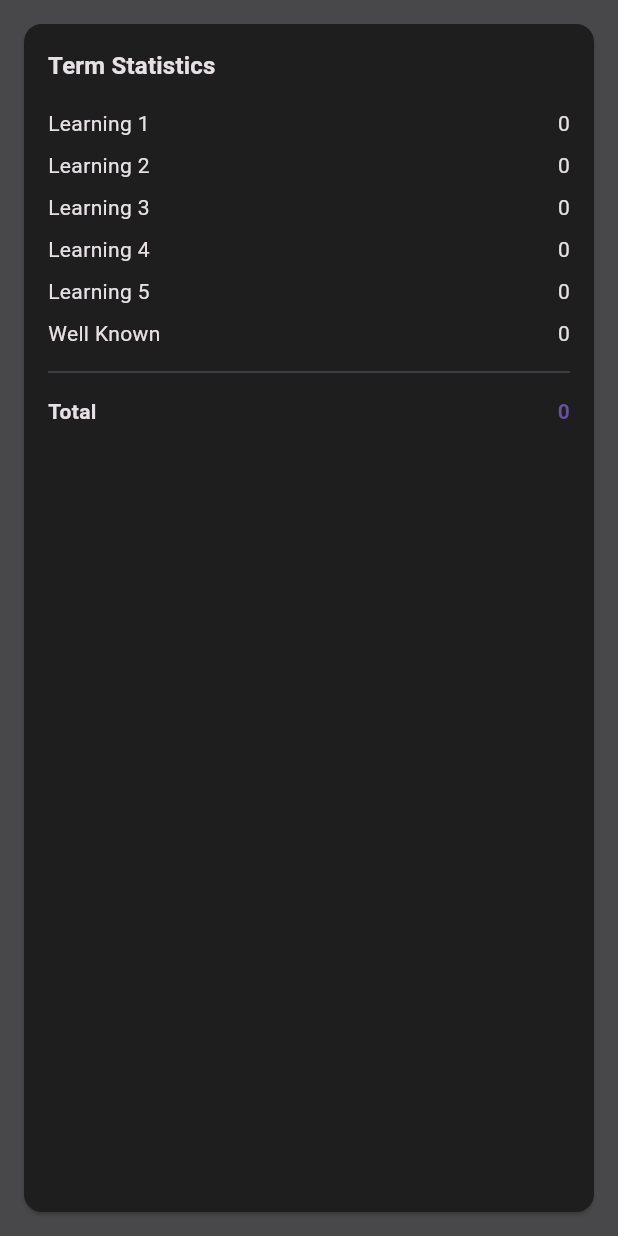
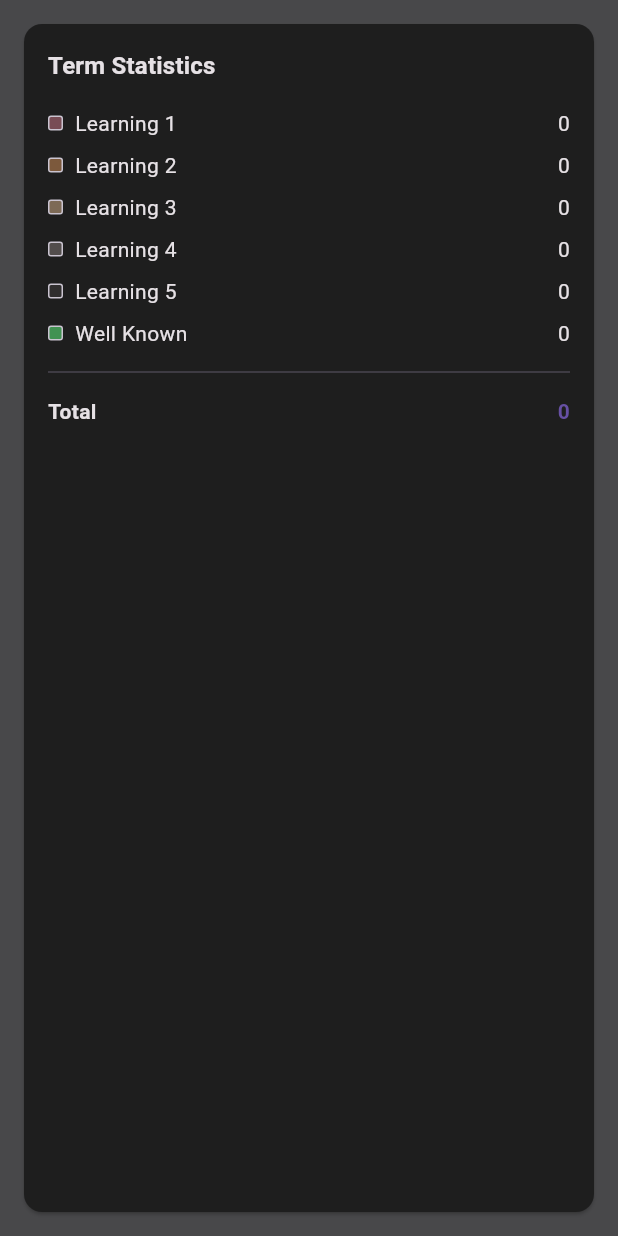
Before and after one commit to schlick7/LuteForMobile, a Flutter app: the TermStatsCard widget shown alone on an empty page, opened directly with empty values, on a phone screen of 412 x 824 dp. Run offline on Flutter 3.47's test engine with Material 3 defaults, Android fonts, the light colour scheme and no system bars; our stand-ins replace audioplayers, dio, flutter_riverpod, flutter_tts, package_info_plus, shared_preferences; missing offline and left inert: flutter_inappwebview, openai_dart; accounts and stored records are empty; network calls fail; project files that could hold a hidden picture were left out.

Commit message:
status colors

```diff
--- a/lib/features/terms/widgets/term_stats_card.dart
+++ b/lib/features/terms/widgets/term_stats_card.dart
@@ -1,10 +1,12 @@
 import 'package:flutter/material.dart';
+import '../../../shared/theme/theme_extensions.dart';
 import '../models/term_stats.dart';
 
 class TermStatsCard extends StatelessWidget {
   final TermStats stats;
+  final String? languageName;
 
-  const TermStatsCard({super.key, required this.stats});
+  const TermStatsCard({super.key, required this.stats, this.languageName});
 
   @override
   Widget build(BuildContext context) {
@@ -15,19 +17,31 @@ class TermStatsCard extends StatelessWidget {
         child: Column(
           crossAxisAlignment: CrossAxisAlignment.start,
           children: [
+            Row(
+              mainAxisAlignment: MainAxisAlignment.spaceBetween,
+              children: [
                 Text(
                   'Term Statistics',
-              style: Theme.of(
-                context,
-              ).textTheme.titleMedium?.copyWith(fontWeight: FontWeight.bold),
+                  style: Theme.of(context).textTheme.titleMedium?.copyWith(
+                    fontWeight: FontWeight.bold,
+                  ),
+                ),
+                if (languageName != null)
+                  Text(
+                    languageName!,
+                    style: Theme.of(context).textTheme.bodySmall?.copyWith(
+                      color: Theme.of(context).colorScheme.onSurfaceVariant,
+                    ),
+                  ),
+              ],
             ),
             const SizedBox(height: 12),
-            _buildStatRow(context, 'Learning 1', stats.status1),
-            _buildStatRow(context, 'Learning 2', stats.status2),
-            _buildStatRow(context, 'Learning 3', stats.status3),
-            _buildStatRow(context, 'Learning 4', stats.status4),
-            _buildStatRow(context, 'Learning 5', stats.status5),
-            _buildStatRow(context, 'Well Known', stats.status99),
+            _buildStatRow(context, 'Learning 1', stats.status1, status: '1'),
+            _buildStatRow(context, 'Learning 2', stats.status2, status: '2'),
+            _buildStatRow(context, 'Learning 3', stats.status3, status: '3'),
+            _buildStatRow(context, 'Learning 4', stats.status4, status: '4'),
+            _buildStatRow(context, 'Learning 5', stats.status5, status: '5'),
+            _buildStatRow(context, 'Well Known', stats.status99, status: '99'),
             const Divider(height: 24),
             _buildStatRow(context, 'Total', stats.total, isTotal: true),
           ],
@@ -40,6 +54,7 @@ class TermStatsCard extends StatelessWidget {
     BuildContext context,
     String label,
     int count, {
+    String? status,
     bool isTotal = false,
   }) {
     return Padding(
@@ -47,11 +62,29 @@ class TermStatsCard extends StatelessWidget {
       child: Row(
         mainAxisAlignment: MainAxisAlignment.spaceBetween,
         children: [
+          Row(
+            children: [
+              if (status != null && !isTotal)
+                Container(
+                  width: 10,
+                  height: 10,
+                  decoration: BoxDecoration(
+                    color: context.getStatusColor(status),
+                    borderRadius: BorderRadius.circular(2),
+                    border: Border.all(
+                      color: Theme.of(context).colorScheme.onSurfaceVariant,
+                      width: 1,
+                    ),
+                  ),
+                ),
+              if (status != null && !isTotal) const SizedBox(width: 8),
               Text(
                 label,
                 style: Theme.of(context).textTheme.bodyMedium?.copyWith(
                   fontWeight: isTotal ? FontWeight.bold : FontWeight.normal,
                 ),
+              ),
+            ],
           ),
           Text(
             count.toString(),
--- a/lib/features/terms/widgets/terms_screen.dart
+++ b/lib/features/terms/widgets/terms_screen.dart
@@ -2,6 +2,8 @@ import 'package:flutter/material.dart';
 import 'package:flutter_riverpod/flutter_riverpod.dart';
 import '../../../shared/widgets/loading_indicator.dart';
 import '../../../shared/widgets/error_display.dart';
+import '../../../shared/providers/language_data_provider.dart';
+import '../../../shared/models/language.dart';
 import '../providers/terms_provider.dart';
 import '../models/term.dart';
 import 'term_card.dart';
@@ -146,7 +148,22 @@ class _TermsScreenState extends ConsumerState<TermsScreen> {
 
     final slivers = <Widget>[
       if (state.selectedLangId != null)
-        SliverToBoxAdapter(child: TermStatsCard(stats: state.stats)),
+        SliverToBoxAdapter(
+          child: Consumer(
+            builder: (context, ref, child) {
+              final languageListAsync = ref.watch(languageListProvider);
+              final languageList = languageListAsync.value ?? [];
+              final language = languageList.cast<Language?>().firstWhere(
+                (l) => l?.id == state.selectedLangId,
+                orElse: () => null,
+              );
+              return TermStatsCard(
+                stats: state.stats,
+                languageName: language?.name,
+              );
+            },
+          ),
+        ),
       SliverPadding(
         padding: const EdgeInsets.only(bottom: 16),
         sliver: SliverList(
```
Lines whose indentation alone changed are shown as unchanged.
